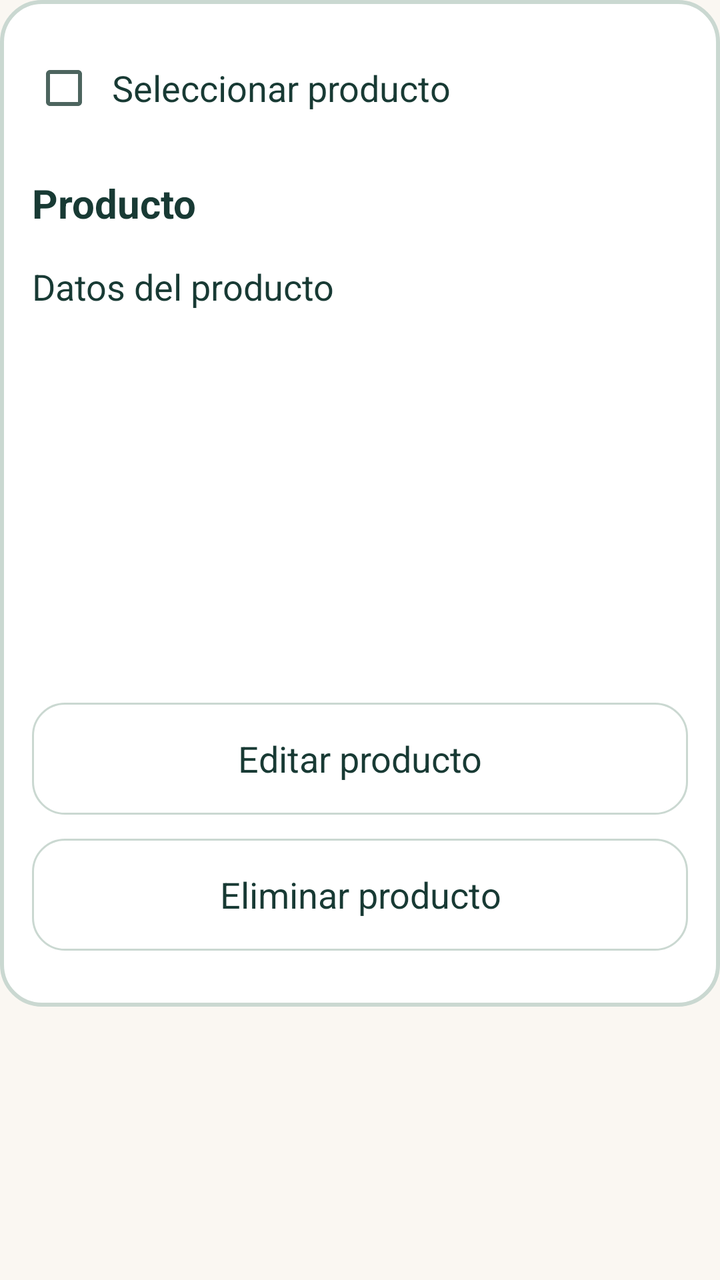
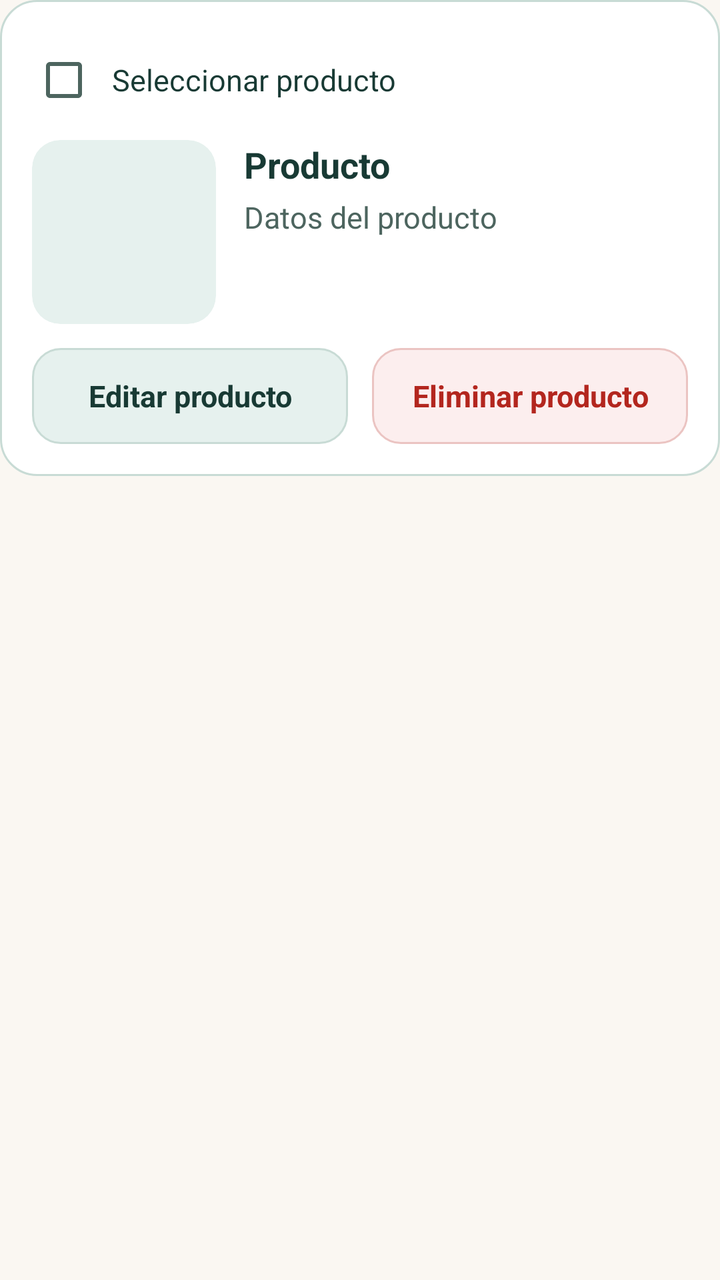

Before-and-after screenshots of an Android layout around one commit, followed by the original layout XML and the change that was made.
<!-- AndroidManifest.xml: application theme Theme.ConectaSur -->
<!-- res/layout/item_owner_product.xml -->
<?xml version="1.0" encoding="utf-8"?>
<FrameLayout xmlns:android="http://schemas.android.com/apk/res/android"
    android:layout_width="match_parent"
    android:layout_height="wrap_content">

    <LinearLayout
        android:id="@+id/cardOwnerProduct"
        android:layout_width="match_parent"
        android:layout_height="wrap_content"
        android:layout_marginBottom="16dp"
        android:background="@drawable/card_surface"
        android:orientation="vertical"
        android:padding="16dp"
        android:screenReaderFocusable="true">

        <CheckBox
            android:id="@+id/pm_select"
            style="@style/ConectaSur.Check"
            android:layout_width="match_parent"
            android:layout_height="wrap_content"
            android:text="@string/e5_item_owner_product_1" />

        <TextView
            android:id="@+id/pm_name"
            style="@style/ConectaSur.Section"
            android:layout_width="match_parent"
            android:layout_height="wrap_content"
            android:text="@string/e5_item_owner_product_2" />

        <TextView
            android:id="@+id/pm_details"
            style="@style/ConectaSur.Body"
            android:layout_width="match_parent"
            android:layout_height="wrap_content"
            android:text="@string/e5_item_owner_product_3" />

        <ImageView
            android:id="@+id/pm_photo"
            android:layout_width="match_parent"
            android:layout_height="180dp"
            android:contentDescription="@string/e5_item_owner_product_4"
            android:scaleType="centerCrop" />

        <LinearLayout
            android:id="@+id/pm_quick_stock_row"
            android:layout_width="match_parent"
            android:layout_height="wrap_content"
            android:orientation="horizontal"
            android:paddingTop="8dp"
            android:paddingBottom="4dp"
            android:visibility="gone">

            <Button
                android:id="@+id/pm_stock_minus"
                style="@style/ConectaSur.Button"
                android:layout_width="0dp"
                android:layout_height="wrap_content"
                android:layout_marginEnd="8dp"
                android:layout_weight="1"
                android:minHeight="60dp"
                android:text="- 1 unidad" />

            <Button
                android:id="@+id/pm_stock_plus"
                style="@style/ConectaSur.Button"
                android:layout_width="0dp"
                android:layout_height="wrap_content"
                android:layout_weight="1"
                android:minHeight="60dp"
                android:text="+ 1 unidad" />
        </LinearLayout>

        <Button
            android:id="@+id/pm_edit"
            style="@style/ConectaSur.Button"
            android:layout_width="match_parent"
            android:layout_height="wrap_content"
            android:minHeight="56dp"
            android:text="@string/e5_item_owner_product_5" />

        <Button
            android:id="@+id/pm_delete"
            style="@style/ConectaSur.Button"
            android:layout_width="match_parent"
            android:layout_height="wrap_content"
            android:minHeight="56dp"
            android:text="@string/e5_item_owner_product_6" />
    </LinearLayout>
</FrameLayout>
<!-- resources referenced by this layout -->
<resources>
  <!-- drawable card_surface (drawable) -->
  <?xml version='1.0' encoding='utf-8'?>
  <shape xmlns:android="http://schemas.android.com/apk/res/android">
      <solid android:color="?attr/appSurface" />
      <stroke android:width="2dp" android:color="?attr/appBorder" />
      <corners android:radius="20dp" />
  </shape>
  <style name="ConectaSur.Body" parent="android:Widget.TextView">
          <item name="android:textSize">18sp</item>
          <item name="android:textColor">?attr/appInk</item>
          <item name="android:layout_marginBottom">16dp</item>
      </style>
  <style name="ConectaSur.Button" parent="android:Widget.Button">
          <item name="android:background">@drawable/button_outline</item>
          <item name="android:textColor">?attr/appInk</item>
          <item name="android:textSize">18sp</item>
          <item name="android:textAllCaps">false</item>
          <item name="android:minHeight">56dp</item>
          <item name="android:paddingStart">16dp</item>
          <item name="android:paddingEnd">16dp</item>
          <item name="android:paddingTop">12dp</item>
          <item name="android:paddingBottom">12dp</item>
          <item name="android:layout_marginBottom">12dp</item>
          <item name="android:drawablePadding">12dp</item>
          <item name="android:stateListAnimator">@null</item>
      </style>
  <style name="ConectaSur.Check" parent="android:Widget.CompoundButton.CheckBox">
          <item name="android:textSize">18sp</item><item name="android:textColor">?attr/appInk</item>
          <item name="android:minHeight">56dp</item><item name="android:padding">8dp</item>
      </style>
  <style name="ConectaSur.Section" parent="ConectaSur.Body">
          <item name="android:textSize">20sp</item>
          <item name="android:textStyle">bold</item>
          <item name="android:layout_marginTop">16dp</item>
      </style>
  <style name="Theme.ConectaSur" parent="android:style/Theme.Material.Light.NoActionBar">
          <item name="android:fontFamily">sans-serif</item>
          <item name="android:windowLightStatusBar">true</item>
          <item name="android:colorAccent">@color/conectasur_forest</item>
          <item name="android:windowBackground">@color/conectasur_cream</item>
          <item name="android:colorBackground">@color/conectasur_cream</item>
          <item name="android:textColorPrimary">@color/conectasur_ink</item>
          <item name="android:textColorSecondary">#4D655F</item>
          <item name="appInk">@color/conectasur_ink</item>
          <item name="appMuted">#4D655F</item>
          <item name="appSurface">#FFFFFF</item>
          <item name="appPrimary">@color/conectasur_forest</item>
          <item name="appBorder">#CAD8D1</item>
      </style>
  <!-- drawable button_outline (drawable) -->
  <?xml version='1.0' encoding='utf-8'?>
  <selector xmlns:android="http://schemas.android.com/apk/res/android">
      <item android:state_pressed="true">
          <shape>
              <solid android:color="#DCEDE6" />
              <corners android:radius="16dp" />
              <stroke android:width="3dp" android:color="?attr/appInk" />
          </shape>
      </item>
      <item android:state_focused="true">
          <shape>
              <solid android:color="?attr/appSurface" />
              <corners android:radius="16dp" />
              <stroke android:width="3dp" android:color="#A85D17" />
          </shape>
      </item>
      <item android:state_selected="true">
          <shape>
              <solid android:color="?attr/appSurface" />
              <corners android:radius="16dp" />
              <stroke android:width="3dp" android:color="?attr/appPrimary" />
          </shape>
      </item>
      <item>
          <shape>
              <solid android:color="?attr/appSurface" />
              <corners android:radius="16dp" />
              <stroke android:width="1dp" android:color="?attr/appBorder" />
          </shape>
      </item>
  </selector>
  <!-- unchanged entries left out for length: 9 -->
</resources>

<!-- the commit's change to res/layout/item_owner_product.xml (unified diff, before → after) -->
@@ -7,7 +7,7 @@
         android:id="@+id/cardOwnerProduct"
         android:layout_width="match_parent"
         android:layout_height="wrap_content"
-        android:layout_marginBottom="16dp"
+        android:layout_marginBottom="14dp"
         android:background="@drawable/card_surface"
         android:orientation="vertical"
         android:padding="16dp"
@@ -18,72 +18,119 @@
             style="@style/ConectaSur.Check"
             android:layout_width="match_parent"
             android:layout_height="wrap_content"
-            android:text="@string/e5_item_owner_product_1" />
+            android:layout_marginBottom="6dp"
+            android:minHeight="48dp"
+            android:paddingTop="4dp"
+            android:paddingBottom="4dp"
+            android:text="@string/e5_item_owner_product_1"
+            android:textSize="15sp" />
 
-        <TextView
-            android:id="@+id/pm_name"
-            style="@style/ConectaSur.Section"
+        <LinearLayout
             android:layout_width="match_parent"
             android:layout_height="wrap_content"
-            android:text="@string/e5_item_owner_product_2" />
+            android:layout_marginBottom="12dp"
+            android:gravity="top"
+            android:orientation="horizontal">
 
-        <TextView
-            android:id="@+id/pm_details"
-            style="@style/ConectaSur.Body"
-            android:layout_width="match_parent"
-            android:layout_height="wrap_content"
-            android:text="@string/e5_item_owner_product_3" />
+            <ImageView
+                android:id="@+id/pm_photo"
+                android:layout_width="92dp"
+                android:layout_height="92dp"
+                android:layout_marginEnd="14dp"
+                android:background="@drawable/photo_frame_bg"
+                android:clipToOutline="true"
+                android:contentDescription="@string/e5_item_owner_product_4"
+                android:scaleType="centerCrop" />
 
-        <ImageView
-            android:id="@+id/pm_photo"
-            android:layout_width="match_parent"
-            android:layout_height="180dp"
-            android:contentDescription="@string/e5_item_owner_product_4"
-            android:scaleType="centerCrop" />
+            <LinearLayout
+                android:layout_width="0dp"
+                android:layout_height="wrap_content"
+                android:layout_weight="1"
+                android:orientation="vertical">
+
+                <TextView
+                    android:id="@+id/pm_name"
+                    style="@style/ConectaSur.Section"
+                    android:layout_width="match_parent"
+                    android:layout_height="wrap_content"
+                    android:layout_marginTop="0dp"
+                    android:layout_marginBottom="4dp"
+                    android:text="@string/e5_item_owner_product_2"
+                    android:textSize="18sp" />
+
+                <TextView
+                    android:id="@+id/pm_details"
+                    style="@style/ConectaSur.Body"
+                    android:layout_width="match_parent"
+                    android:layout_height="wrap_content"
+                    android:layout_marginBottom="0dp"
+                    android:text="@string/e5_item_owner_product_3"
+                    android:textColor="?attr/appMuted"
+                    android:textSize="15sp" />
+            </LinearLayout>
+        </LinearLayout>
 
         <LinearLayout
             android:id="@+id/pm_quick_stock_row"
             android:layout_width="match_parent"
             android:layout_height="wrap_content"
+            android:layout_marginBottom="10dp"
             android:orientation="horizontal"
-            android:paddingTop="8dp"
-            android:paddingBottom="4dp"
             android:visibility="gone">
 
             <Button
                 android:id="@+id/pm_stock_minus"
-                style="@style/ConectaSur.Button"
+                style="@style/ConectaSur.Button.Tonal"
                 android:layout_width="0dp"
                 android:layout_height="wrap_content"
-                android:layout_marginEnd="8dp"
+                android:layout_marginEnd="6dp"
+                android:layout_marginBottom="0dp"
                 android:layout_weight="1"
-                android:minHeight="60dp"
-                android:text="- 1 unidad" />
+                android:minHeight="48dp"
+                android:text="- 1 unidad"
+                android:textSize="15sp" />
 
             <Button
                 android:id="@+id/pm_stock_plus"
-                style="@style/ConectaSur.Button"
+                style="@style/ConectaSur.Button.Tonal"
                 android:layout_width="0dp"
                 android:layout_height="wrap_content"
+                android:layout_marginStart="6dp"
+                android:layout_marginBottom="0dp"
                 android:layout_weight="1"
-                android:minHeight="60dp"
-                android:text="+ 1 unidad" />
+                android:minHeight="48dp"
+                android:text="+ 1 unidad"
+                android:textSize="15sp" />
         </LinearLayout>
 
-        <Button
-            android:id="@+id/pm_edit"
-            style="@style/ConectaSur.Button"
+        <LinearLayout
             android:layout_width="match_parent"
             android:layout_height="wrap_content"
-            android:minHeight="56dp"
-            android:text="@string/e5_item_owner_product_5" />
+            android:orientation="horizontal">
 
-        <Button
-            android:id="@+id/pm_delete"
-            style="@style/ConectaSur.Button"
-            android:layout_width="match_parent"
-            android:layout_height="wrap_content"
-            android:minHeight="56dp"
-            android:text="@string/e5_item_owner_product_6" />
+            <Button
+                android:id="@+id/pm_edit"
+                style="@style/ConectaSur.Button.Tonal"
+                android:layout_width="0dp"
+                android:layout_height="wrap_content"
+                android:layout_marginEnd="6dp"
+                android:layout_marginBottom="0dp"
+                android:layout_weight="1"
+                android:minHeight="48dp"
+                android:text="@string/e5_item_owner_product_5"
+                android:textSize="15sp" />
+
+            <Button
+                android:id="@+id/pm_delete"
+                style="@style/ConectaSur.Button.Danger"
+                android:layout_width="0dp"
+                android:layout_height="wrap_content"
+                android:layout_marginStart="6dp"
+                android:layout_marginBottom="0dp"
+                android:layout_weight="1"
+                android:minHeight="48dp"
+                android:text="@string/e5_item_owner_product_6"
+                android:textSize="15sp" />
+        </LinearLayout>
     </LinearLayout>
 </FrameLayout>
<!-- resource entries referenced after the edit -->
@@ -1,86 +1,157 @@
 <!-- resources referenced by this layout -->
 <resources>
   <!-- drawable card_surface (drawable) -->
-  <?xml version='1.0' encoding='utf-8'?>
+  <?xml version="1.0" encoding="utf-8"?>
   <shape xmlns:android="http://schemas.android.com/apk/res/android">
       <solid android:color="?attr/appSurface" />
-      <stroke android:width="2dp" android:color="?attr/appBorder" />
-      <corners android:radius="20dp" />
+      <stroke android:width="1dp" android:color="?attr/appBorder" />
+      <corners android:radius="18dp" />
+  </shape>
+  <!-- drawable photo_frame_bg (drawable) -->
+  <?xml version="1.0" encoding="utf-8"?>
+  <shape xmlns:android="http://schemas.android.com/apk/res/android">
+      <solid android:color="@color/conectasur_forest_soft" />
+      <corners android:radius="14dp" />
   </shape>
   <style name="ConectaSur.Body" parent="android:Widget.TextView">
-          <item name="android:textSize">18sp</item>
+          <item name="android:textSize">17sp</item>
           <item name="android:textColor">?attr/appInk</item>
-          <item name="android:layout_marginBottom">16dp</item>
+          <item name="android:lineSpacingMultiplier">1.2</item>
+          <item name="android:layout_marginBottom">12dp</item>
+      </style>
+  <style name="ConectaSur.Button.Danger" parent="ConectaSur.Button">
+          <item name="android:background">@drawable/button_danger_tonal</item>
+          <item name="android:textColor">@color/conectasur_danger</item>
+      </style>
+  <style name="ConectaSur.Button.Tonal" parent="ConectaSur.Button">
+          <item name="android:background">@drawable/button_tonal</item>
+          <item name="android:textColor">?attr/appInk</item>
       </style>
   <style name="ConectaSur.Button" parent="android:Widget.Button">
           <item name="android:background">@drawable/button_outline</item>
           <item name="android:textColor">?attr/appInk</item>
-          <item name="android:textSize">18sp</item>
+          <item name="android:textSize">17sp</item>
+          <item name="android:textStyle">bold</item>
           <item name="android:textAllCaps">false</item>
-          <item name="android:minHeight">56dp</item>
+          <item name="android:minHeight">52dp</item>
           <item name="android:paddingStart">16dp</item>
           <item name="android:paddingEnd">16dp</item>
-          <item name="android:paddingTop">12dp</item>
-          <item name="android:paddingBottom">12dp</item>
-          <item name="android:layout_marginBottom">12dp</item>
-          <item name="android:drawablePadding">12dp</item>
+          <item name="android:paddingTop">10dp</item>
+          <item name="android:paddingBottom">10dp</item>
+          <item name="android:layout_marginBottom">10dp</item>
+          <item name="android:drawablePadding">10dp</item>
           <item name="android:stateListAnimator">@null</item>
       </style>
+  <!-- drawable button_danger_tonal (drawable) -->
+  <?xml version="1.0" encoding="utf-8"?>
+  <selector xmlns:android="http://schemas.android.com/apk/res/android">
+      <item android:state_pressed="true">
+          <shape>
+              <solid android:color="#F7D8D6" />
+              <corners android:radius="14dp" />
+              <stroke android:width="2dp" android:color="@color/conectasur_danger" />
+          </shape>
+      </item>
+      <item>
+          <shape>
+              <solid android:color="@color/conectasur_danger_soft" />
+              <corners android:radius="14dp" />
+              <stroke android:width="1dp" android:color="@color/conectasur_danger_border" />
+          </shape>
+      </item>
+  </selector>
+  <color name="conectasur_danger">#B3261E</color>
+  <!-- drawable button_tonal (drawable) -->
+  <?xml version="1.0" encoding="utf-8"?>
+  <selector xmlns:android="http://schemas.android.com/apk/res/android">
+      <item android:state_pressed="true">
+          <shape>
+              <solid android:color="#CFE4DD" />
+              <corners android:radius="14dp" />
+              <stroke android:width="2dp" android:color="?attr/appPrimary" />
+          </shape>
+      </item>
+      <item android:state_focused="true">
+          <shape>
+              <solid android:color="@color/conectasur_forest_soft" />
+              <corners android:radius="14dp" />
+              <stroke android:width="2dp" android:color="?attr/appPrimary" />
+          </shape>
+      </item>
+      <item>
+          <shape>
+              <solid android:color="@color/conectasur_forest_soft" />
+              <corners android:radius="14dp" />
+              <stroke android:width="1dp" android:color="@color/conectasur_forest_border" />
+          </shape>
+      </item>
+  </selector>
+  <color name="conectasur_muted">#4D655F</color>
+  <color name="conectasur_surface">#FFFFFF</color>
+  <color name="conectasur_forest_border">#C8DBD5</color>
   <style name="ConectaSur.Check" parent="android:Widget.CompoundButton.CheckBox">
-          <item name="android:textSize">18sp</item><item name="android:textColor">?attr/appInk</item>
-          <item name="android:minHeight">56dp</item><item name="android:padding">8dp</item>
+          <item name="android:textSize">17sp</item>
+          <item name="android:textColor">?attr/appInk</item>
+          <item name="android:minHeight">52dp</item>
+          <item name="android:padding">8dp</item>
       </style>
   <style name="ConectaSur.Section" parent="ConectaSur.Body">
-          <item name="android:textSize">20sp</item>
+          <item name="android:textSize">19sp</item>
           <item name="android:textStyle">bold</item>
-          <item name="android:layout_marginTop">16dp</item>
+          <item name="android:layout_marginTop">12dp</item>
+          <item name="android:layout_marginBottom">8dp</item>
       </style>
   <style name="Theme.ConectaSur" parent="android:style/Theme.Material.Light.NoActionBar">
           <item name="android:fontFamily">sans-serif</item>
           <item name="android:windowLightStatusBar">true</item>
+          <item name="android:statusBarColor">@color/conectasur_cream</item>
           <item name="android:colorAccent">@color/conectasur_forest</item>
           <item name="android:windowBackground">@color/conectasur_cream</item>
           <item name="android:colorBackground">@color/conectasur_cream</item>
           <item name="android:textColorPrimary">@color/conectasur_ink</item>
-          <item name="android:textColorSecondary">#4D655F</item>
+          <item name="android:textColorSecondary">@color/conectasur_muted</item>
           <item name="appInk">@color/conectasur_ink</item>
-          <item name="appMuted">#4D655F</item>
-          <item name="appSurface">#FFFFFF</item>
+          <item name="appMuted">@color/conectasur_muted</item>
+          <item name="appSurface">@color/conectasur_surface</item>
           <item name="appPrimary">@color/conectasur_forest</item>
-          <item name="appBorder">#CAD8D1</item>
+          <item name="appBorder">@color/conectasur_forest_border</item>
+          <item name="appBackground">@color/conectasur_cream</item>
       </style>
+  <color name="conectasur_forest_soft">#E6F1EE</color>
   <!-- drawable button_outline (drawable) -->
-  <?xml version='1.0' encoding='utf-8'?>
+  <?xml version="1.0" encoding="utf-8"?>
   <selector xmlns:android="http://schemas.android.com/apk/res/android">
       <item android:state_pressed="true">
           <shape>
-              <solid android:color="#DCEDE6" />
-              <corners android:radius="16dp" />
-              <stroke android:width="3dp" android:color="?attr/appInk" />
+              <solid android:color="#DCECE6" />
+              <corners android:radius="14dp" />
+              <stroke android:width="2dp" android:color="?attr/appInk" />
           </shape>
       </item>
       <item android:state_focused="true">
           <shape>
               <solid android:color="?attr/appSurface" />
-              <corners android:radius="16dp" />
-              <stroke android:width="3dp" android:color="#A85D17" />
+              <corners android:radius="14dp" />
+              <stroke android:width="2dp" android:color="?attr/appPrimary" />
           </shape>
       </item>
       <item android:state_selected="true">
           <shape>
-              <solid android:color="?attr/appSurface" />
-              <corners android:radius="16dp" />
-              <stroke android:width="3dp" android:color="?attr/appPrimary" />
+              <solid android:color="@color/conectasur_forest_soft" />
+              <corners android:radius="14dp" />
+              <stroke android:width="2dp" android:color="?attr/appPrimary" />
           </shape>
       </item>
       <item>
           <shape>
               <solid android:color="?attr/appSurface" />
-              <corners android:radius="16dp" />
-              <stroke android:width="1dp" android:color="?attr/appBorder" />
+              <corners android:radius="14dp" />
+              <stroke android:width="1.5dp" android:color="?attr/appBorder" />
           </shape>
       </item>
   </selector>
+  <color name="conectasur_danger_soft">#FCEEEE</color>
+  <color name="conectasur_danger_border">#EBC4C2</color>
   <!-- unchanged entries left out for length: 9 -->
 </resources>
 
